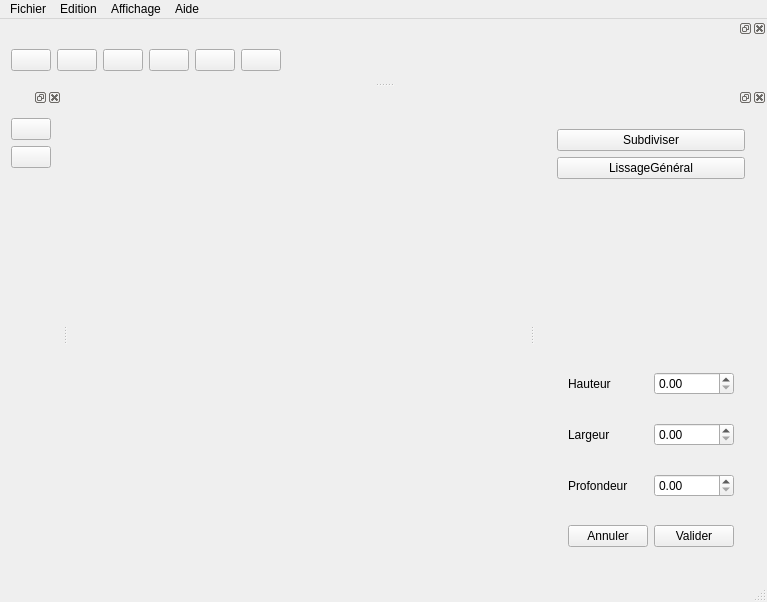
slvrgauthier/OpenSculpt, file src/gui/mainWindow.ui: the form before one commit.
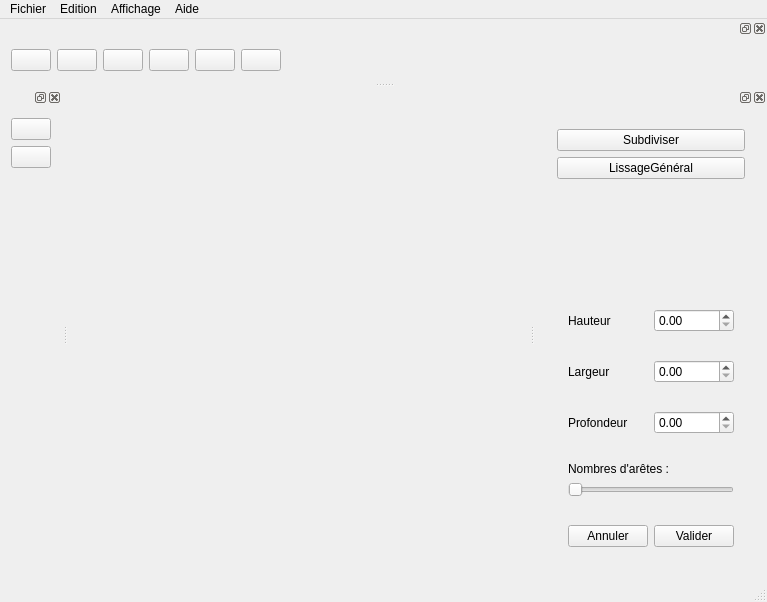
The form after the commit. Icons and pictures are not drawn. Custom widgets are drawn as their Qt base class.

Patch:
```diff
--- a/src/gui/mainWindow.ui
+++ b/src/gui/mainWindow.ui
@@ -168,6 +168,32 @@
           </layout>
          </widget>
         </item>
+        <item>
+         <widget class="QWidget" name="widgetEdge" native="true">
+          <layout class="QVBoxLayout" name="verticalLayout_7">
+           <item>
+            <widget class="QLabel" name="intEdge">
+             <property name="text">
+              <string>Nombres d'arêtes :</string>
+             </property>
+            </widget>
+           </item>
+           <item>
+            <widget class="QSlider" name="horizontalSlider">
+             <property name="minimum">
+              <number>2</number>
+             </property>
+             <property name="maximum">
+              <number>20</number>
+             </property>
+             <property name="orientation">
+              <enum>Qt::Horizontal</enum>
+             </property>
+            </widget>
+           </item>
+          </layout>
+         </widget>
+        </item>
         <item>
          <widget class="QWidget" name="widgetvalid" native="true">
           <layout class="QHBoxLayout" name="horizontalLayout_6">
```
